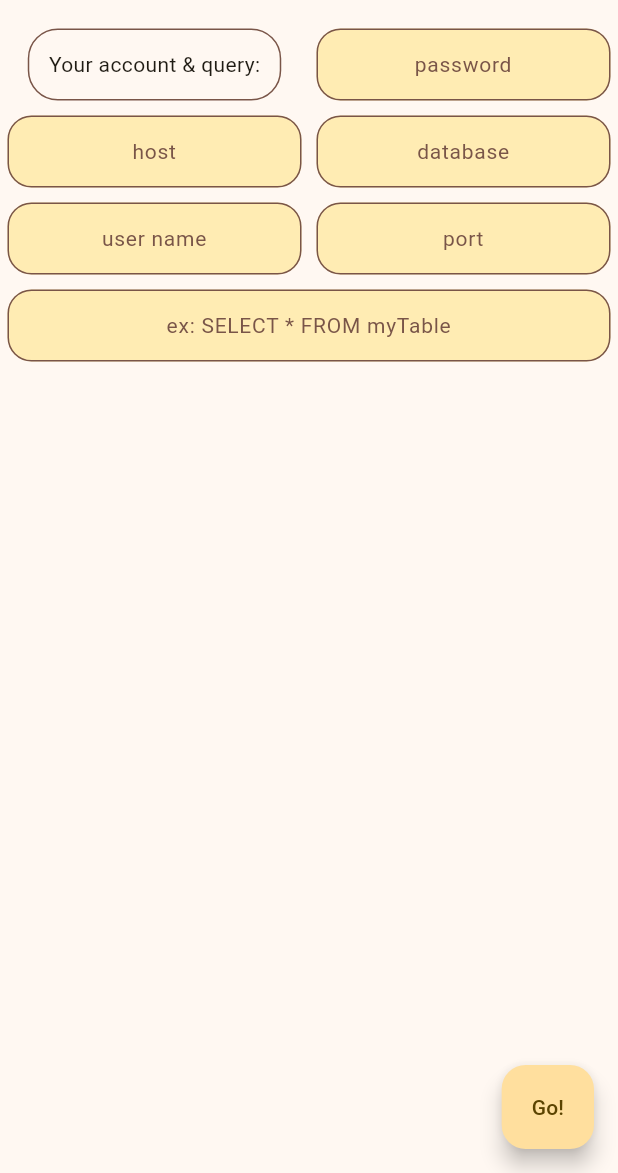
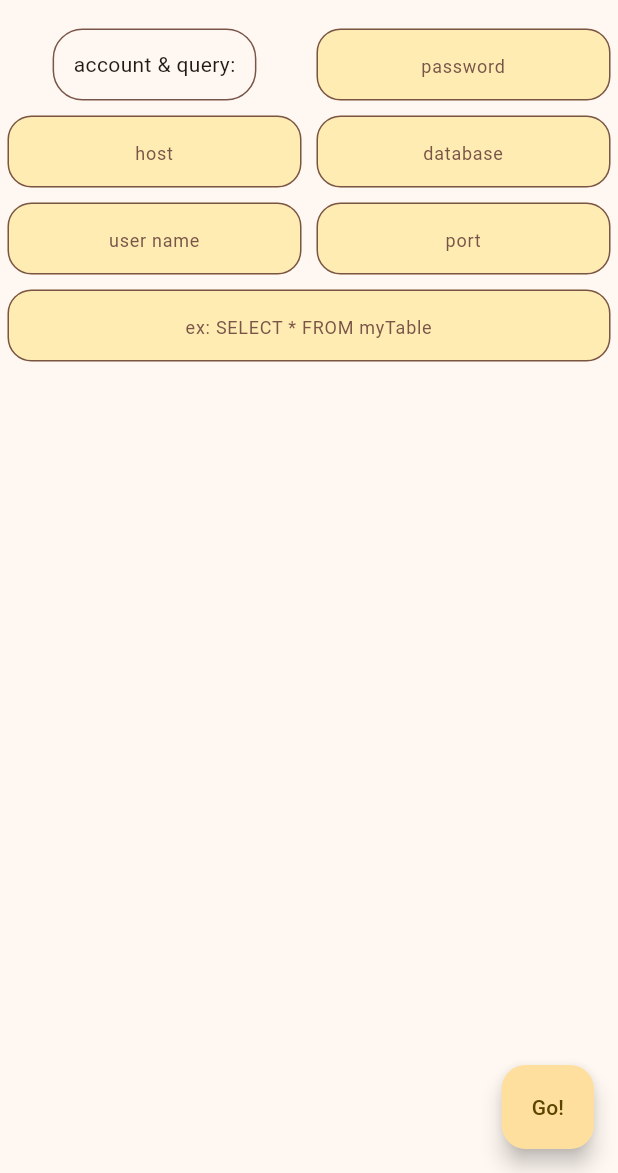
Before and after one commit to dongri727/MySQL8Quick, a Flutter app: the screen it shows after launch, on a phone screen of 412 x 824 dp, the part 63-1236 px from its top. Run offline on Flutter 3.47's test engine with Material 2 defaults, Android fonts, the phone set to English and light mode, and no system bars; missing offline and left inert: mysql_client.

Commit message:
overflowを修正

```diff
--- a/lib/format.dart
+++ b/lib/format.dart
@@ -18,7 +18,7 @@ class Format extends StatelessWidget {
         contentPadding: const EdgeInsets.all(5.0),
         hintText: hintText,
         hintStyle: const TextStyle(
-            fontSize: 14,
+            fontSize: 12,
             color: Colors.brown),
         fillColor: Colors.amber[100],
         filled: true,
@@ -62,7 +62,7 @@ class Obscure extends StatelessWidget {
         contentPadding: const EdgeInsets.all(5.0),
         hintText: hintText,
         hintStyle: const TextStyle(
-            fontSize: 14,
+            fontSize: 12,
             color: Colors.brown),
         fillColor: Colors.amber[100],
         filled: true,
--- a/lib/main.dart
+++ b/lib/main.dart
@@ -92,6 +92,7 @@ class _MyHomePageState extends State<MyHomePage> {
   Widget build(BuildContext context) {
 
     return Scaffold(
+      resizeToAvoidBottomInset: false,
       appBar: AppBar(
         title: Text(widget.title),
       ),
@@ -117,7 +118,7 @@ class _MyHomePageState extends State<MyHomePage> {
                               child: const Padding(
                                 padding: EdgeInsets.all(13.0),
                                 child: Text(
-                                'Your account & query:',
+                                  'account & query:',
                                 ),
                               ),
                             ),
@@ -187,7 +188,7 @@ class _MyHomePageState extends State<MyHomePage> {
             ]),
             ),
               Expanded(
-              flex: 5,
+                flex: 3,
                 child: SingleChildScrollView(
                   child:
                   Column(children: displayList.map<Widget>((data) {
@@ -203,6 +204,7 @@ class _MyHomePageState extends State<MyHomePage> {
                   ),
                 ))
             ]),
+
       floatingActionButton: FloatingActionButton.extended(
         onPressed: _operate,
         tooltip: 'Go!',
--- a/pubspec.yaml
+++ b/pubspec.yaml
@@ -15,7 +15,7 @@ dependencies:
     sdk: flutter
 
   cupertino_icons: ^1.0.2
-  mysql_client: ^0.0.25
+  mysql_client: ^0.0.27
 
 dev_dependencies:
   flutter_test:
```
Also changed, not shown: pubspec.lock. Lines whose indentation alone changed are shown as unchanged.
